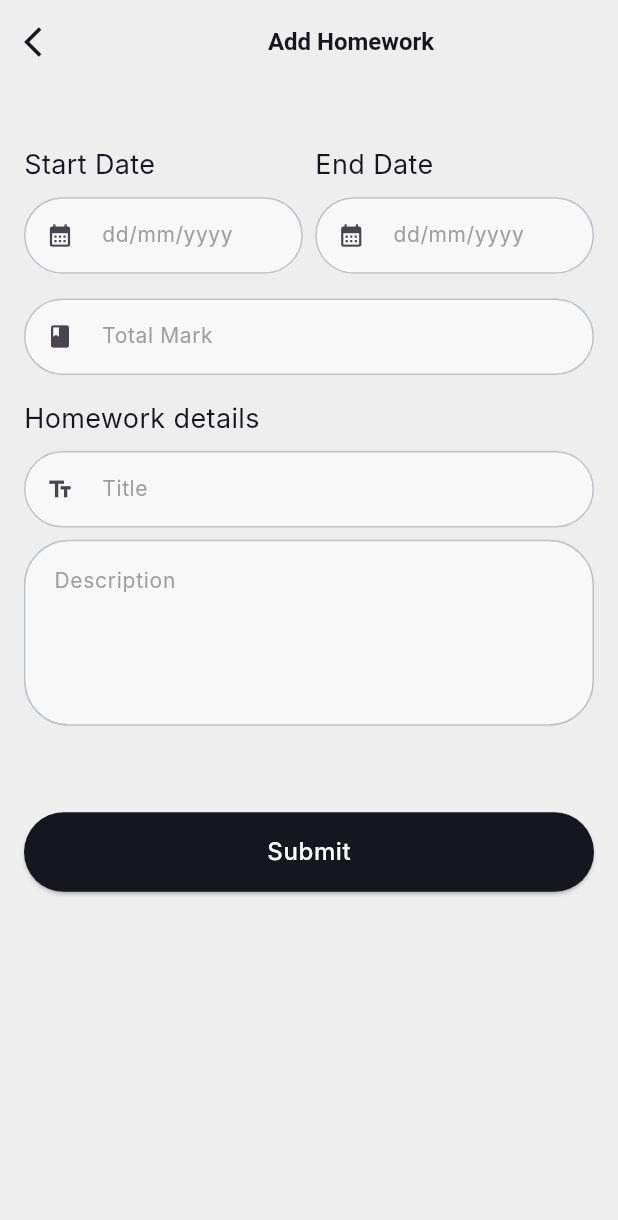
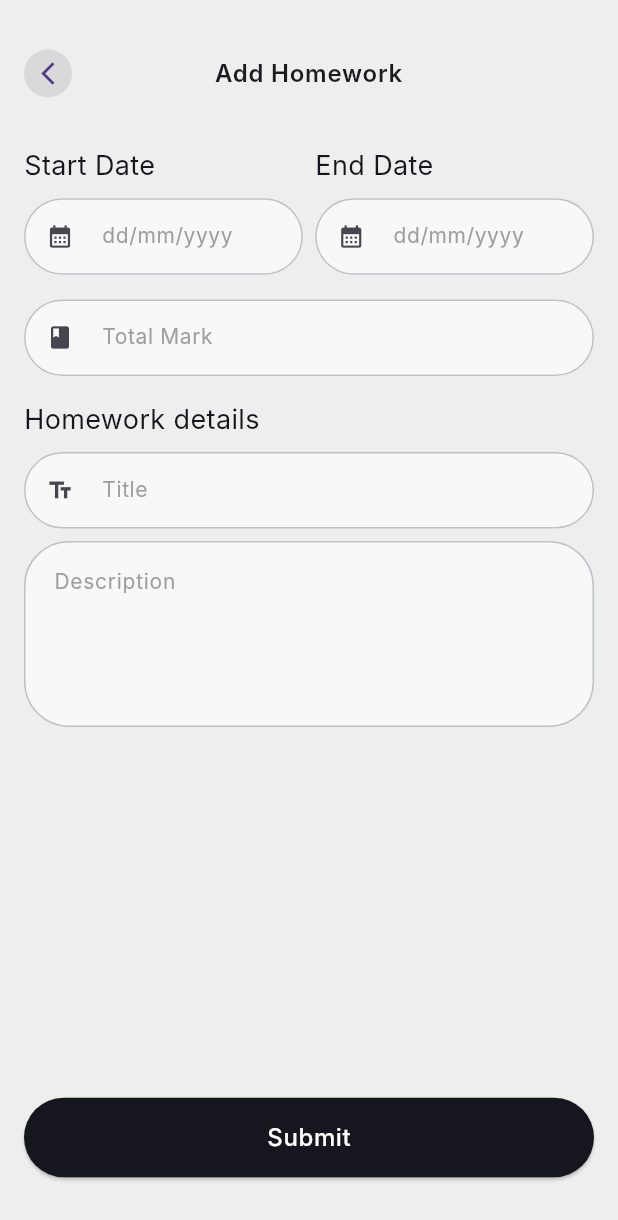
Before and after one commit to altezzai/acadobs, a Flutter app: the HomeWork screen opened by its route, on a phone screen of 412 x 824 dp. Shown: the top 1220 px of the screen. Run offline on Flutter 3.47's test engine with Material 3 defaults, Android fonts, the phone set to English and light mode, and no system bars; our stand-ins replace dio, file_picker, flutter_rating_bar, go_router, pie_chart; Roboto replaces fonts that are missing (Inter).

Commit message:
set customappbar for some pages

```diff
--- a/lib/features/teacher/homework/screens/work.dart
+++ b/lib/features/teacher/homework/screens/work.dart
@@ -3,6 +3,7 @@ import 'package:go_router/go_router.dart';
 import 'package:school_app/base/routes/app_route_const.dart';
 import 'package:school_app/base/theme/text_theme.dart';
 import 'package:school_app/base/utils/responsive.dart';
+import 'package:school_app/core/shared_widgets/custom_appbar.dart';
 import 'package:school_app/core/shared_widgets/custom_button.dart';
 import 'package:school_app/core/shared_widgets/custom_textfield.dart';
 import 'package:school_app/features/teacher/homework/widgets/date_picker.dart';
@@ -14,30 +15,20 @@ class HomeWork extends StatelessWidget {
   @override
   Widget build(BuildContext context) {
     return Scaffold(
-      appBar: AppBar(
-        leading: IconButton(
-            onPressed: () {
-              context.pushReplacementNamed(AppRouteConst.homeworkRouteName);
-            },
-            icon: const Icon(Icons.arrow_back_ios)),
-        title: Center(
-          child: Text(
-            'Add Homework',
-            style:
-                textThemeData.bodyMedium!.copyWith(fontWeight: FontWeight.w700),
-          ),
-        ),
-        backgroundColor: Colors.transparent,
-      ),
       body: SingleChildScrollView(
         child: Padding(
           padding: const EdgeInsets.symmetric(horizontal: 16),
           child: Column(
             crossAxisAlignment: CrossAxisAlignment.start,
             children: [
-              SizedBox(
-                height: Responsive.height * 3,
+              CustomAppbar(
+                title: 'Add Homework',
+                isProfileIcon: false,
+                onTap: () {
+                  context.pushReplacementNamed(AppRouteConst.homeworkRouteName);
+                },
               ),
+
               // Row(
               //   children: [
               //     Expanded(
@@ -55,7 +46,7 @@ class HomeWork extends StatelessWidget {
               //     ),
               //   ],
               // ),
-              SizedBox(height: Responsive.height * 2),
+
               Row(
                 children: [
                   const DatePicker(title: "Start Date"),
@@ -95,7 +86,7 @@ class HomeWork extends StatelessWidget {
                 maxLines: null,
               ),
               SizedBox(
-                height: Responsive.height * 7,
+                height: Responsive.height * 30,
               ),
               CustomButton(text: 'Submit', onPressed: () {})
             ],
```
Also changed, not shown: lib/features/teacher/homework/screens/work_screen.dart (+15 -18 lines), lib/features/teacher/homework/screens/work_view.dart (+8 -9 lines), lib/features/teacher/homework/widgets/work_container.dart (+11 -7 lines), lib/features/teacher/leave_request/leave_request.dart (+14 -19 lines), lib/features/teacher/mark_work/screens/mark_star.dart (+7 -29 lines), lib/features/teacher/mark_work/widgets/star_container.dart (+9 -4 lines).
